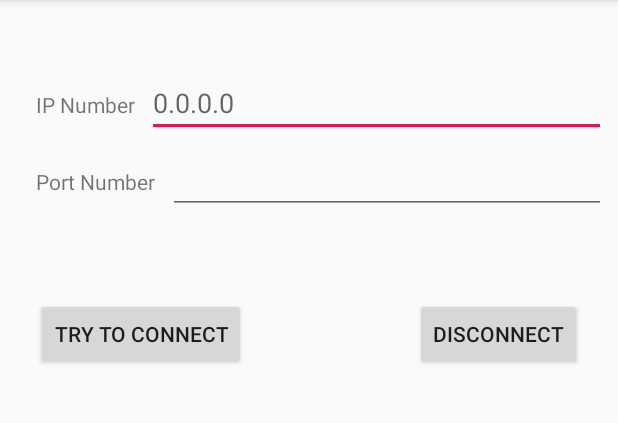
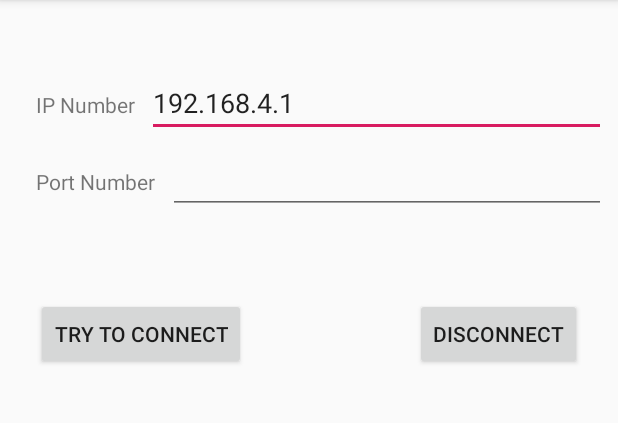
Before and after one commit to steveicarus/archery-timer, an Android app: the ServerConnection screen opened directly, with no data from a screen before it, on a phone screen of 412 x 824 dp, the part 84-507 px from its top. Run offline under Robolectric (Android 15) with nearby library versions, the light colour scheme and no system bars.

Commit message:
Clean up connect process / support NFAA line ordering
Display the port number in the control box when waiting for
a connection from the remote, and clear the display when the
remote is connected. Also set the default IP address to the
192.168.4.1 value that a Raspberry Pi would be configured to
present.

Add a check box to enable/disable line order swapping.

```diff
--- a/archery_timer_remote/app/src/main/res/layout/activity_server_connection.xml
+++ b/archery_timer_remote/app/src/main/res/layout/activity_server_connection.xml
@@ -11,16 +11,14 @@
         android:layout_width="0dp"
         android:layout_height="wrap_content"
         android:layout_marginStart="8dp"
-        android:layout_marginLeft="8dp"
         android:layout_marginEnd="8dp"
-        android:layout_marginRight="8dp"
         android:ems="10"
-        android:hint="0.0.0.0"
+        android:importantForAutofill="no"
         android:inputType="textPersonName"
+        android:text="@string/ip_number_default"
         app:layout_constraintBaseline_toBaselineOf="@+id/textView2"
         app:layout_constraintEnd_toEndOf="parent"
-        app:layout_constraintStart_toEndOf="@+id/textView2"
-        android:importantForAutofill="no" />
+        app:layout_constraintStart_toEndOf="@+id/textView2" />
 
     <TextView
         android:id="@+id/textView2"
--- a/archery_timer_remote/app/src/main/res/values/strings.xml
+++ b/archery_timer_remote/app/src/main/res/values/strings.xml
@@ -10,4 +10,5 @@
     <string name="disconnect_button">Disconnect</string>
     <string name="ip_number_label">IP Number</string>
     <string name="ip_port_label">Port Number</string>
+    <string name="ip_number_default">192.168.4.1</string>
 </resources>
```
Also changed, not shown: 4 other files.
